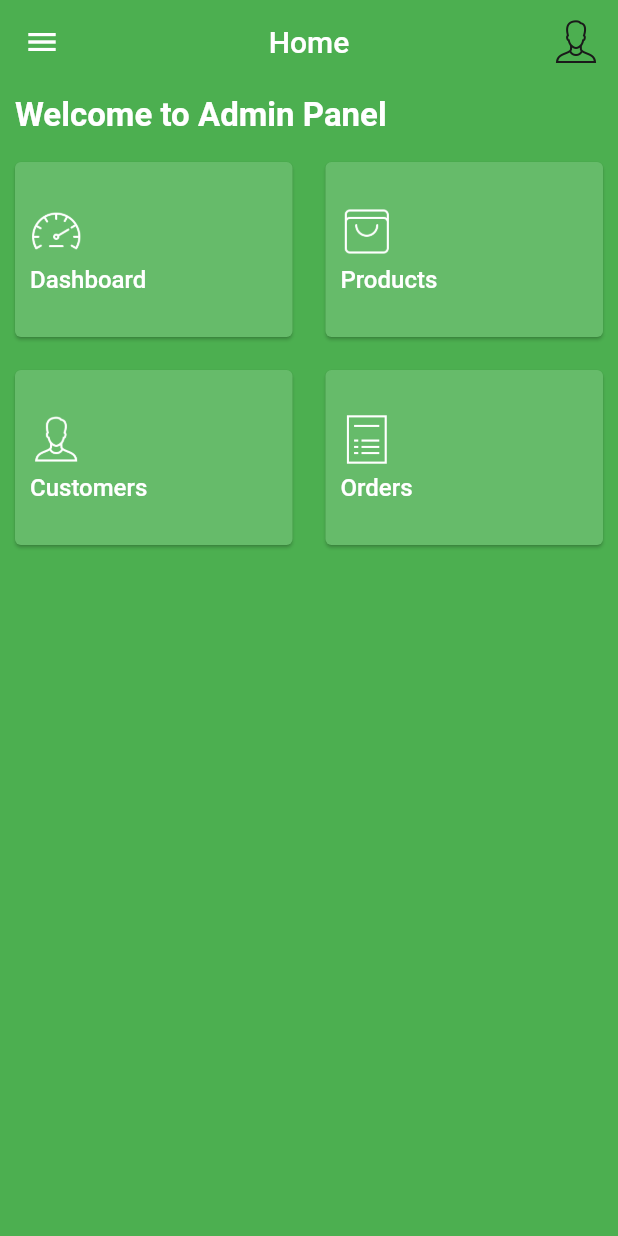
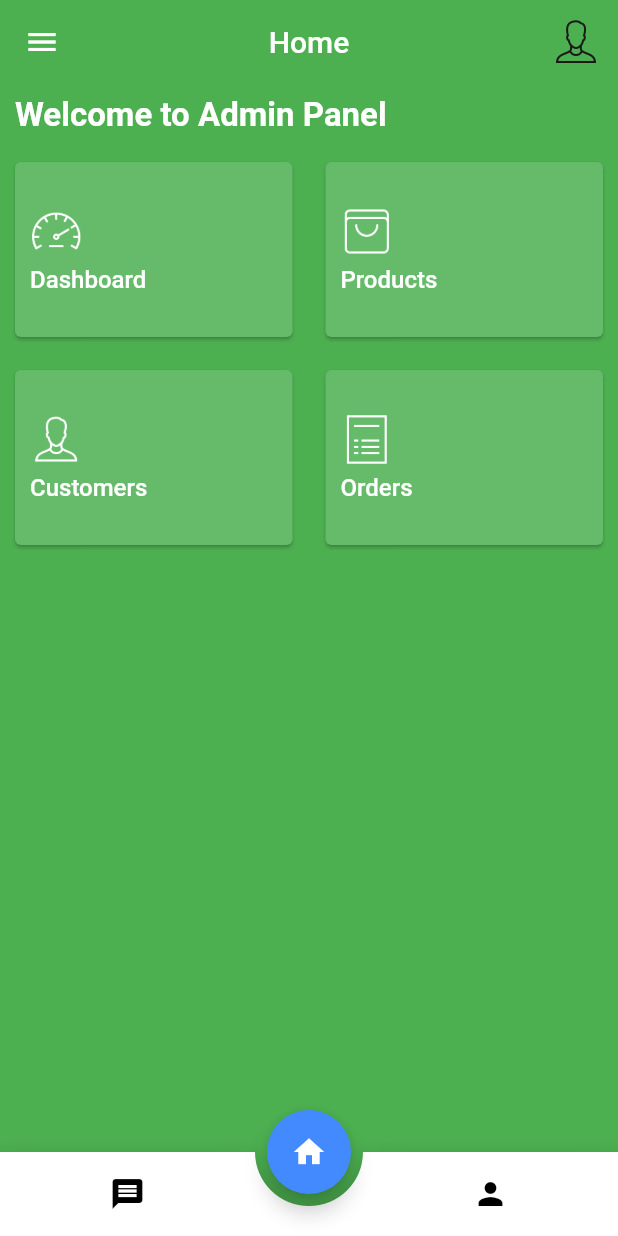
Before and after one commit to royalcourtbd/ds_admin, a Flutter app: the screen it shows after launch, on a phone screen of 412 x 824 dp. Run offline on Flutter 3.47's test engine with Material 2 defaults, Android fonts, the light colour scheme and no system bars; drawn by our look-alikes of animated_bottom_navigation_bar, badges; our stand-ins replace auto_size_text, cloud_firestore, firebase_auth, firebase_core, get, image_picker; accounts and stored records are empty.

Commit message:
update dashBoard

```diff
--- /dev/null
+++ b/lib/app/mainPage/controller/main_page_controller.dart
@@ -0,0 +1,7 @@
+import 'package:get/get.dart';
+
+class MainPageController extends GetxController {
+  static MainPageController instance = Get.find();
+
+  var currentIndex = 2.obs;
+}
--- /dev/null
+++ b/lib/app/mainPage/screen/main_page_view.dart
@@ -0,0 +1,61 @@
+import 'package:animated_bottom_navigation_bar/animated_bottom_navigation_bar.dart';
+import 'package:auto_size_text/auto_size_text.dart';
+import 'package:ds_admin/app/homePage/screen/home_page_view.dart';
+import 'package:ds_admin/app/mainPage/controller/main_page_controller.dart';
+import 'package:ds_admin/app/productPage/screen/add_product_page.dart';
+import 'package:ds_admin/app/productPage/screen/product_page_view.dart';
+import 'package:flutter/material.dart';
+
+import 'package:get/get.dart';
+
+class MainPageView extends GetView<MainPageController> {
+  MainPageView({Key? key}) : super(key: key);
+
+  final autoSizeGroup = AutoSizeGroup();
+  //default index of a first screen
+
+  final iconList = <IconData>[
+    Icons.message,
+    Icons.person,
+  ];
+
+  final List<Widget> pages = [
+    AddProductPage(),
+    ProductPageView(),
+    HomePageView(),
+  ];
+
+  @override
+  Widget build(BuildContext context) {
+    return Scaffold(
+      extendBody: true,
+      body: Obx(
+        () => pages[controller.currentIndex.value],
+      ),
+      floatingActionButton: FloatingActionButton(
+        backgroundColor: Colors.blueAccent,
+        child: const Icon(Icons.home),
+        onPressed: () {
+          controller.currentIndex.value = 2;
+        },
+        //params
+      ),
+      floatingActionButtonLocation: FloatingActionButtonLocation.centerDocked,
+      bottomNavigationBar: Obx(
+        () => AnimatedBottomNavigationBar(
+          icons: iconList,
+          activeIndex: controller.currentIndex.value,
+          gapLocation: GapLocation.center,
+          notchSmoothness: NotchSmoothness.softEdge,
+
+          activeColor: Colors.amber,
+          onTap: (index) {
+            controller.currentIndex.value = index;
+          },
+          //(index) => setState(() => _bottomNavIndex = index),
+          //other params
+        ),
+      ),
+    );
+  }
+}
--- a/lib/app/productPage/screen/add_product_page.dart
+++ b/lib/app/productPage/screen/add_product_page.dart
@@ -15,6 +15,7 @@ class AddProductPage extends GetView<ProductPageController> {
     return Scaffold(
       appBar: AppBar(title: const Text('Add Product')),
       body: SingleChildScrollView(
+        physics: const BouncingScrollPhysics(),
         child: Form(
           key: controller.addProductKey,
           child: Column(
@@ -158,6 +159,9 @@ class AddProductPage extends GetView<ProductPageController> {
                   controller.addToProductButton();
                 },
                 child: const Text('Add Product'),
+              ),
+              const SizedBox(
+                height: 200,
               )
             ],
           ),
--- a/lib/bindings/all_controller_binding.dart
+++ b/lib/bindings/all_controller_binding.dart
@@ -1,4 +1,5 @@
 import 'package:ds_admin/app/homePage/cotroller/home_page_controller.dart';
+import 'package:ds_admin/app/mainPage/controller/main_page_controller.dart';
 import 'package:ds_admin/app/productPage/controller/brand_page_controller.dart';
 import 'package:ds_admin/app/productPage/controller/category_page_controller.dart';
 import 'package:ds_admin/app/productPage/controller/product_page_controller.dart';
@@ -9,6 +10,9 @@ class AllControllerBinding implements Bindings {
   void dependencies() {
     // TODO: implement dependencies
 
+    Get.lazyPut<MainPageController>(
+      () => MainPageController(),
+    );
     Get.lazyPut<HomePageController>(
       () => HomePageController(),
     );
--- a/lib/general/constans/constans.dart
+++ b/lib/general/constans/constans.dart
@@ -1,11 +1,13 @@
 import 'package:cloud_firestore/cloud_firestore.dart';
 import 'package:ds_admin/app/homePage/cotroller/home_page_controller.dart';
+import 'package:ds_admin/app/mainPage/controller/main_page_controller.dart';
 import 'package:ds_admin/app/productPage/controller/brand_page_controller.dart';
 import 'package:ds_admin/app/productPage/controller/category_page_controller.dart';
 import 'package:ds_admin/app/productPage/controller/product_page_controller.dart';
 import 'package:firebase_auth/firebase_auth.dart';
 import 'package:image_picker/image_picker.dart';
 
+MainPageController mainPageController = MainPageController.instance;
 HomePageController homePageController = HomePageController.instance;
 ProductPageController productPageController = ProductPageController.instance;
 CategoryPageController categoryPageController = CategoryPageController.instance;
--- a/lib/general/routes/route.dart
+++ b/lib/general/routes/route.dart
@@ -1,4 +1,5 @@
 import 'package:ds_admin/app/homePage/screen/home_page_view.dart';
+import 'package:ds_admin/app/mainPage/screen/main_page_view.dart';
 import 'package:ds_admin/app/productPage/screen/add_product_page.dart';
 import 'package:ds_admin/app/productPage/screen/category_page_view.dart';
 import 'package:ds_admin/app/productPage/screen/product_page_view.dart';
@@ -39,6 +40,10 @@ class RoutesClass {
 
   static List<GetPage> routes = [
     GetPage(
+      page: () => MainPageView(),
+      name: mainPage,
+    ),
+    GetPage(
       page: () => HomePageView(),
       name: homePage,
     ),
@@ -51,7 +56,7 @@ class RoutesClass {
       name: addProduct,
     ),
     GetPage(
-      page: () => CategoryPageView(),
+      page: () => const CategoryPageView(),
       name: categoryPage,
     ),
     GetPage(
--- a/lib/main.dart
+++ b/lib/main.dart
@@ -27,7 +27,7 @@ class MyApp extends StatelessWidget {
         primarySwatch: Colors.green,
       ),
       // home: HomePageView(),
-      initialRoute: RoutesClass.getHomePageRoute(),
+      initialRoute: RoutesClass.getMainRoute(),
       getPages: RoutesClass.routes,
       initialBinding: AllControllerBinding(),
     );
--- a/pubspec.yaml
+++ b/pubspec.yaml
@@ -51,6 +51,7 @@ dependencies:
   flutter_carousel_slider: ^1.0.9
   image_picker: ^0.8.6
   badges: ^2.0.3
+  animated_bottom_navigation_bar: ^1.1.0
 
 dev_dependencies:
   flutter_test:
```
Also changed, not shown: pubspec.lock.
